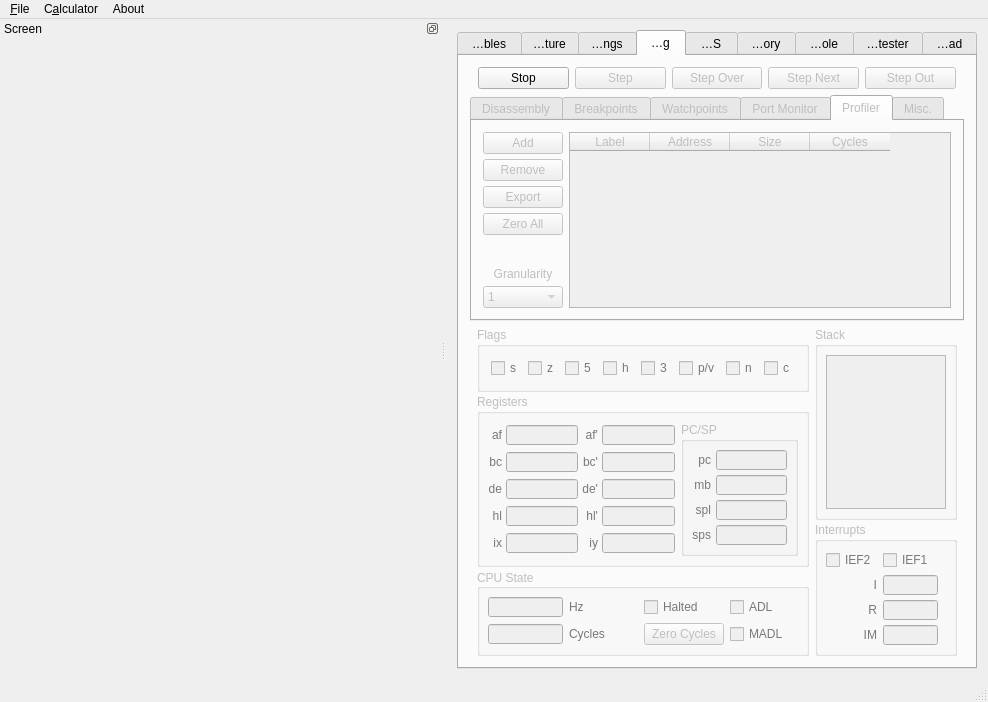
Old version of the form gui/qt/mainwindow.ui in the repository CE-Programming/CEmu.
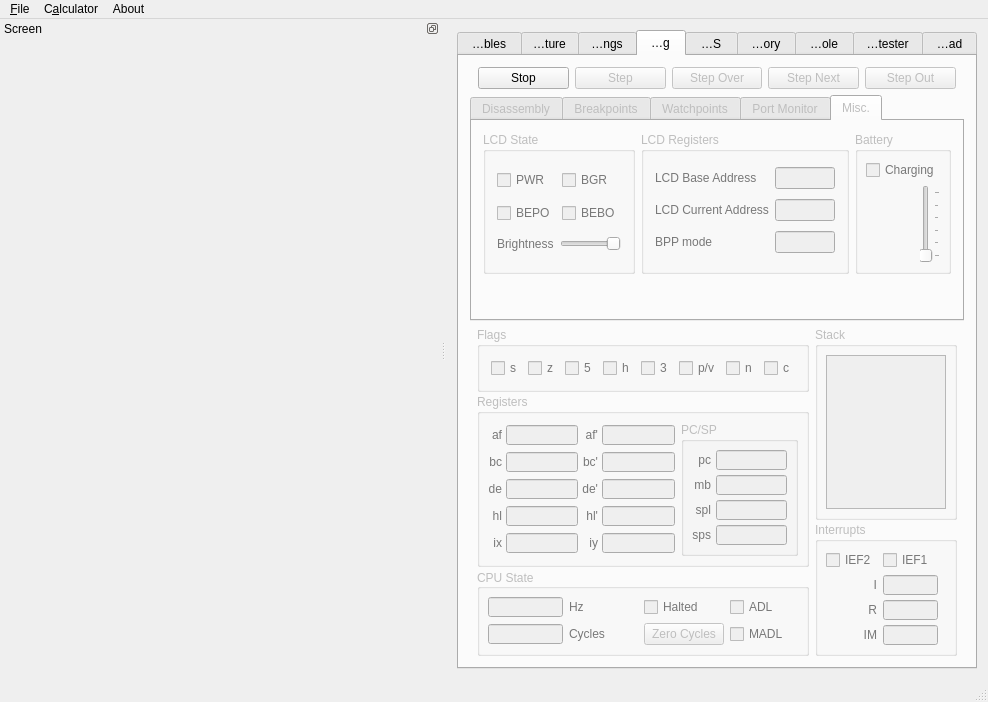
New version of the form. The open tabs and pages were chosen to show the change. Icons and pictures are not drawn. Custom widgets are drawn as their Qt base class.

Commit message: Remove crappy profiler code and Fix #94

The edit to the form file:
```diff
--- a/gui/qt/mainwindow.ui
+++ b/gui/qt/mainwindow.ui
@@ -2432,239 +2432,6 @@
             </item>
            </layout>
           </widget>
-          <widget class="QWidget" name="tab_3">
-           <attribute name="title">
-            <string>Profiler</string>
-           </attribute>
-           <layout class="QHBoxLayout" name="horizontalLayout_26">
-            <item>
-             <layout class="QVBoxLayout" name="portVerticalLayout_2">
-              <property name="spacing">
-               <number>5</number>
-              </property>
-              <property name="rightMargin">
-               <number>0</number>
-              </property>
-              <property name="bottomMargin">
-               <number>0</number>
-              </property>
-              <item>
-               <widget class="QPushButton" name="buttonAddProfiler">
-                <property name="sizePolicy">
-                 <sizepolicy hsizetype="Minimum" vsizetype="Fixed">
-                  <horstretch>0</horstretch>
-                  <verstretch>0</verstretch>
-                 </sizepolicy>
-                </property>
-                <property name="text">
-                 <string>Add</string>
-                </property>
-                <property name="icon">
-                 <iconset resource="resources.qrc">
-                  <normaloff>:/icons/resources/icons/plus.png</normaloff>:/icons/resources/icons/plus.png</iconset>
-                </property>
-               </widget>
-              </item>
-              <item>
-               <widget class="QPushButton" name="buttonRemoveProfiler">
-                <property name="sizePolicy">
-                 <sizepolicy hsizetype="Minimum" vsizetype="Fixed">
-                  <horstretch>0</horstretch>
-                  <verstretch>0</verstretch>
-                 </sizepolicy>
-                </property>
-                <property name="text">
-                 <string>Remove</string>
-                </property>
-                <property name="icon">
-                 <iconset resource="resources.qrc">
-                  <normaloff>:/icons/resources/icons/minus.png</normaloff>:/icons/resources/icons/minus.png</iconset>
-                </property>
-               </widget>
-              </item>
-              <item>
-               <widget class="QPushButton" name="buttonExportProfiler">
-                <property name="sizePolicy">
-                 <sizepolicy hsizetype="Minimum" vsizetype="Fixed">
-                  <horstretch>0</horstretch>
-                  <verstretch>0</verstretch>
-                 </sizepolicy>
-                </property>
-                <property name="text">
-                 <string>Export</string>
-                </property>
-                <property name="icon">
-                 <iconset resource="resources.qrc">
-                  <normaloff>:/icons/resources/icons/variables.png</normaloff>:/icons/resources/icons/variables.png</iconset>
-                </property>
-               </widget>
-              </item>
-              <item>
-               <widget class="QPushButton" name="buttonResetProfiler">
-                <property name="text">
-                 <string>Zero All</string>
-                </property>
-               </widget>
-              </item>
-              <item>
-               <widget class="QLabel" name="portChangeLabel_2">
-                <property name="text">
-                 <string/>
-                </property>
-                <property name="alignment">
-                 <set>Qt::AlignCenter</set>
-                </property>
-               </widget>
-              </item>
-              <item>
-               <spacer name="portVerticalSpacer_2">
-                <property name="orientation">
-                 <enum>Qt::Vertical</enum>
-                </property>
-                <property name="sizeHint" stdset="0">
-                 <size>
-                  <width>20</width>
-                  <height>40</height>
-                 </size>
-                </property>
-               </spacer>
-              </item>
-              <item>
-               <widget class="QLabel" name="label_3">
-                <property name="text">
-                 <string>Granularity</string>
-                </property>
-                <property name="alignment">
-                 <set>Qt::AlignCenter</set>
-                </property>
-               </widget>
-              </item>
-              <item>
-               <widget class="QComboBox" name="comboGranularity">
-                <property name="currentText">
-                 <string notr="true">1</string>
-                </property>
-                <property name="currentIndex">
-                 <number>0</number>
-                </property>
-                <item>
-                 <property name="text">
-                  <string>1</string>
-                 </property>
-                </item>
-                <item>
-                 <property name="text">
-                  <string>2</string>
-                 </property>
-                </item>
-                <item>
-                 <property name="text">
-                  <string>4</string>
-                 </property>
-                </item>
-                <item>
-                 <property name="text">
-                  <string>8</string>
-                 </property>
-                </item>
-                <item>
-                 <property name="text">
-                  <string>16</string>
-                 </property>
-                </item>
-               </widget>
-              </item>
-             </layout>
-            </item>
-            <item>
-             <widget class="QTableWidget" name="profilerView">
-              <property name="focusPolicy">
-               <enum>Qt::NoFocus</enum>
-              </property>
-              <property name="sizeAdjustPolicy">
-               <enum>QAbstractScrollArea::AdjustIgnored</enum>
-              </property>
-              <property name="autoScroll">
-               <bool>false</bool>
-              </property>
-              <property name="editTriggers">
-               <set>QAbstractItemView::AllEditTriggers</set>
-              </property>
-              <property name="showDropIndicator" stdset="0">
-               <bool>false</bool>
-              </property>
-              <property name="dragDropOverwriteMode">
-               <bool>false</bool>
-              </property>
-              <property name="selectionMode">
-               <enum>QAbstractItemView::SingleSelection</enum>
-              </property>
-              <property name="selectionBehavior">
-               <enum>QAbstractItemView::SelectRows</enum>
-              </property>
-              <property name="sortingEnabled">
-               <bool>false</bool>
-              </property>
-              <property name="wordWrap">
-               <bool>false</bool>
-              </property>
-              <property name="cornerButtonEnabled">
-               <bool>false</bool>
-              </property>
-              <attribute name="horizontalHeaderCascadingSectionResizes">
-               <bool>false</bool>
-              </attribute>
-              <attribute name="horizontalHeaderDefaultSectionSize">
-               <number>80</number>
-              </attribute>
-              <attribute name="horizontalHeaderHighlightSections">
-               <bool>false</bool>
-              </attribute>
-              <attribute name="horizontalHeaderMinimumSectionSize">
-               <number>75</number>
-              </attribute>
-              <attribute name="horizontalHeaderShowSortIndicator" stdset="0">
-               <bool>false</bool>
-              </attribute>
-              <attribute name="horizontalHeaderStretchLastSection">
-               <bool>false</bool>
-              </attribute>
-              <attribute name="verticalHeaderVisible">
-               <bool>false</bool>
-              </attribute>
-              <attribute name="verticalHeaderCascadingSectionResizes">
-               <bool>false</bool>
-              </attribute>
-              <attribute name="verticalHeaderDefaultSectionSize">
-               <number>21</number>
-              </attribute>
-              <attribute name="verticalHeaderHighlightSections">
-               <bool>false</bool>
-              </attribute>
-              <column>
-               <property name="text">
-                <string>Label</string>
-               </property>
-              </column>
-              <column>
-               <property name="text">
-                <string>Address</string>
-               </property>
-              </column>
-              <column>
-               <property name="text">
-                <string>Size</string>
-               </property>
-              </column>
-              <column>
-               <property name="text">
-                <string>Cycles</string>
-               </property>
-              </column>
-             </widget>
-            </item>
-           </layout>
-          </widget>
           <widget class="QWidget" name="misctab">
            <attribute name="title">
             <string>Misc.</string>
```
Left out of the diff: 2 changed lines with no effect on the pictures. The commit also changes 13 other files.
